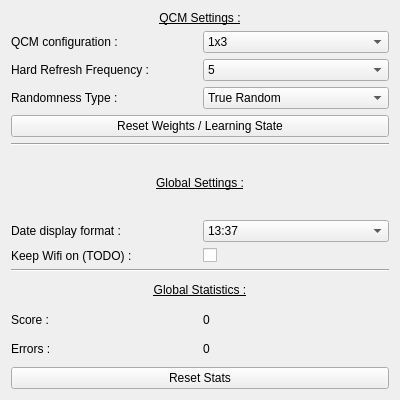
The window that appsettings.ui (Aryetis/Obenkyobo) describes before a commit, drawn with Qt 5.
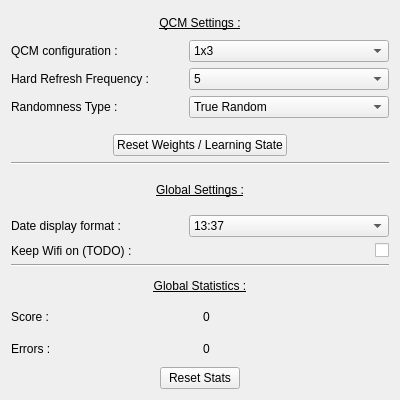
The same window after the commit.

Commit message: cleaned appSettings formating page

```diff
--- a/appsettings.ui
+++ b/appsettings.ui
@@ -13,7 +13,7 @@
   <property name="windowTitle">
    <string>Form</string>
   </property>
-  <layout class="QVBoxLayout" name="verticalLayout">
+  <layout class="QVBoxLayout" name="verticalLayout" stretch="5,0,3,0,4">
    <item>
     <layout class="QVBoxLayout" name="QcmSettings">
      <property name="topMargin">
@@ -38,7 +38,7 @@
       </widget>
      </item>
      <item>
-      <layout class="QHBoxLayout" name="nbrOfEntryLinesSettings">
+      <layout class="QHBoxLayout" name="nbrOfEntryLinesSettings" stretch="0,0,0">
        <property name="topMargin">
         <number>0</number>
        </property>
@@ -52,8 +52,39 @@
          </property>
         </widget>
        </item>
+       <item>
+        <spacer name="horizontalSpacer_6">
+         <property name="orientation">
+          <enum>Qt::Horizontal</enum>
+         </property>
+         <property name="sizeHint" stdset="0">
+          <size>
+           <width>40</width>
+           <height>20</height>
+          </size>
+         </property>
+        </spacer>
+       </item>
        <item>
         <widget class="QComboBox" name="nbrOfEntryLinesDropdown">
+         <property name="sizePolicy">
+          <sizepolicy hsizetype="Expanding" vsizetype="Fixed">
+           <horstretch>0</horstretch>
+           <verstretch>0</verstretch>
+          </sizepolicy>
+         </property>
+         <property name="minimumSize">
+          <size>
+           <width>200</width>
+           <height>0</height>
+          </size>
+         </property>
+         <property name="maximumSize">
+          <size>
+           <width>16777215</width>
+           <height>16777215</height>
+          </size>
+         </property>
          <item>
           <property name="text">
            <string>1x3</string>
@@ -74,7 +105,7 @@
       </layout>
      </item>
      <item>
-      <layout class="QHBoxLayout" name="HardRefreshSetting">
+      <layout class="QHBoxLayout" name="HardRefreshSetting" stretch="0,0,0">
        <item>
         <widget class="QLabel" name="HardRefreshLabel">
          <property name="text">
@@ -82,8 +113,39 @@
          </property>
         </widget>
        </item>
+       <item>
+        <spacer name="horizontalSpacer_7">
+         <property name="orientation">
+          <enum>Qt::Horizontal</enum>
+         </property>
+         <property name="sizeHint" stdset="0">
+          <size>
+           <width>40</width>
+           <height>20</height>
+          </size>
+         </property>
+        </spacer>
+       </item>
        <item>
         <widget class="QComboBox" name="HardRefreshDropdown">
+         <property name="sizePolicy">
+          <sizepolicy hsizetype="Expanding" vsizetype="Fixed">
+           <horstretch>0</horstretch>
+           <verstretch>0</verstretch>
+          </sizepolicy>
+         </property>
+         <property name="minimumSize">
+          <size>
+           <width>200</width>
+           <height>0</height>
+          </size>
+         </property>
+         <property name="maximumSize">
+          <size>
+           <width>16777215</width>
+           <height>16777215</height>
+          </size>
+         </property>
          <property name="currentIndex">
           <number>3</number>
          </property>
@@ -117,7 +179,7 @@
       </layout>
      </item>
      <item>
-      <layout class="QHBoxLayout" name="RandomnessSetting">
+      <layout class="QHBoxLayout" name="RandomnessSetting" stretch="0,0,0">
        <property name="topMargin">
         <number>0</number>
        </property>
@@ -128,8 +190,36 @@
          </property>
         </widget>
        </item>
+       <item>
+        <spacer name="horizontalSpacer_8">
+         <property name="orientation">
+          <enum>Qt::Horizontal</enum>
+         </property>
+         <property name="sizeHint" stdset="0">
+          <size>
+           <width>40</width>
+           <height>20</height>
+          </size>
+         </property>
+        </spacer>
+       </item>
        <item>
         <widget class="QComboBox" name="RandomnessDropdown">
+         <property name="sizePolicy">
+          <sizepolicy hsizetype="Expanding" vsizetype="Fixed">
+           <horstretch>0</horstretch>
+           <verstretch>0</verstretch>
+          </sizepolicy>
+         </property>
+         <property name="minimumSize">
+          <size>
+           <width>200</width>
+           <height>0</height>
+          </size>
+         </property>
+         <property name="sizeAdjustPolicy">
+          <enum>QComboBox::AdjustToContents</enum>
+         </property>
          <item>
           <property name="text">
            <string>True Random</string>
@@ -146,10 +236,22 @@
      </item>
      <item>
       <layout class="QHBoxLayout" name="ResetWeights">
+       <property name="topMargin">
+        <number>10</number>
+       </property>
        <item>
-        <layout class="QVBoxLayout" name="ResetWeightsSubContainer">
-         <item>
-          <layout class="QHBoxLayout" name="ResetWeightsLayout">
+        <spacer name="horizontalSpacer_3">
+         <property name="orientation">
+          <enum>Qt::Horizontal</enum>
+         </property>
+         <property name="sizeHint" stdset="0">
+          <size>
+           <width>40</width>
+           <height>20</height>
+          </size>
+         </property>
+        </spacer>
+       </item>
            <item>
             <widget class="QPushButton" name="ResetWeightsButton">
              <property name="text">
@@ -157,9 +259,18 @@
              </property>
             </widget>
            </item>
-          </layout>
-         </item>
-        </layout>
+       <item>
+        <spacer name="horizontalSpacer_2">
+         <property name="orientation">
+          <enum>Qt::Horizontal</enum>
+         </property>
+         <property name="sizeHint" stdset="0">
+          <size>
+           <width>40</width>
+           <height>20</height>
+          </size>
+         </property>
+        </spacer>
        </item>
       </layout>
      </item>
@@ -193,7 +304,7 @@
       </widget>
      </item>
      <item>
-      <layout class="QHBoxLayout" name="DateDisplayFormat">
+      <layout class="QHBoxLayout" name="DateDisplayFormat" stretch="0,0,0">
        <item>
         <widget class="QLabel" name="DateDisplayFormatLabel">
          <property name="text">
@@ -201,8 +312,33 @@
          </property>
         </widget>
        </item>
+       <item>
+        <spacer name="horizontalSpacer_9">
+         <property name="orientation">
+          <enum>Qt::Horizontal</enum>
+         </property>
+         <property name="sizeHint" stdset="0">
+          <size>
+           <width>40</width>
+           <height>20</height>
+          </size>
+         </property>
+        </spacer>
+       </item>
        <item>
         <widget class="QComboBox" name="DateDisplayFormatDropdown">
+         <property name="sizePolicy">
+          <sizepolicy hsizetype="Expanding" vsizetype="Fixed">
+           <horstretch>0</horstretch>
+           <verstretch>0</verstretch>
+          </sizepolicy>
+         </property>
+         <property name="minimumSize">
+          <size>
+           <width>200</width>
+           <height>0</height>
+          </size>
+         </property>
          <item>
           <property name="text">
            <string>13:37</string>
@@ -218,7 +354,7 @@
       </layout>
      </item>
      <item>
-      <layout class="QHBoxLayout" name="WifiLayout">
+      <layout class="QHBoxLayout" name="WifiLayout" stretch="1,1">
        <property name="topMargin">
         <number>0</number>
        </property>
@@ -231,6 +367,9 @@
        </item>
        <item>
         <widget class="QCheckBox" name="WifiCheckBox">
+         <property name="layoutDirection">
+          <enum>Qt::RightToLeft</enum>
+         </property>
          <property name="text">
           <string/>
          </property>
@@ -248,9 +387,7 @@
     </widget>
    </item>
    <item>
-    <layout class="QHBoxLayout" name="StatsSetting">
-     <item>
-      <layout class="QVBoxLayout" name="StatSettingSubContainer">
+    <layout class="QVBoxLayout" name="StatsSettings">
        <property name="topMargin">
         <number>0</number>
        </property>
@@ -306,12 +443,43 @@
         </layout>
        </item>
        <item>
+      <layout class="QHBoxLayout" name="horizontalLayout">
+       <property name="topMargin">
+        <number>0</number>
+       </property>
+       <item>
+        <spacer name="horizontalSpacer_5">
+         <property name="orientation">
+          <enum>Qt::Horizontal</enum>
+         </property>
+         <property name="sizeHint" stdset="0">
+          <size>
+           <width>40</width>
+           <height>20</height>
+          </size>
+         </property>
+        </spacer>
+       </item>
+       <item>
         <widget class="QPushButton" name="ResetStatsButton">
          <property name="text">
           <string>Reset Stats</string>
          </property>
         </widget>
        </item>
+       <item>
+        <spacer name="horizontalSpacer_4">
+         <property name="orientation">
+          <enum>Qt::Horizontal</enum>
+         </property>
+         <property name="sizeHint" stdset="0">
+          <size>
+           <width>40</width>
+           <height>20</height>
+          </size>
+         </property>
+        </spacer>
+       </item>
       </layout>
      </item>
     </layout>
```
Lines whose indentation alone changed are shown as unchanged. The commit also changes 2 other files.
